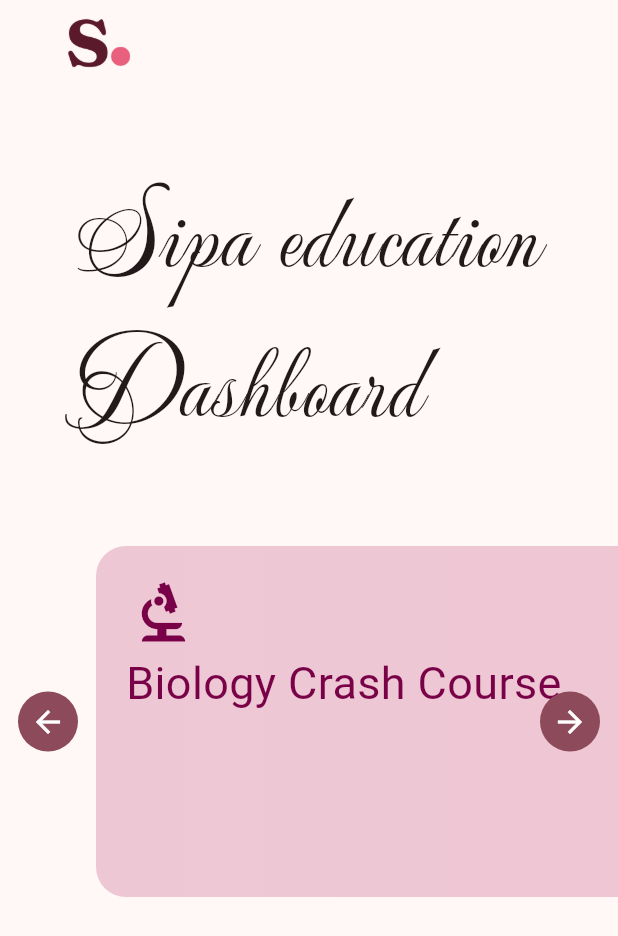
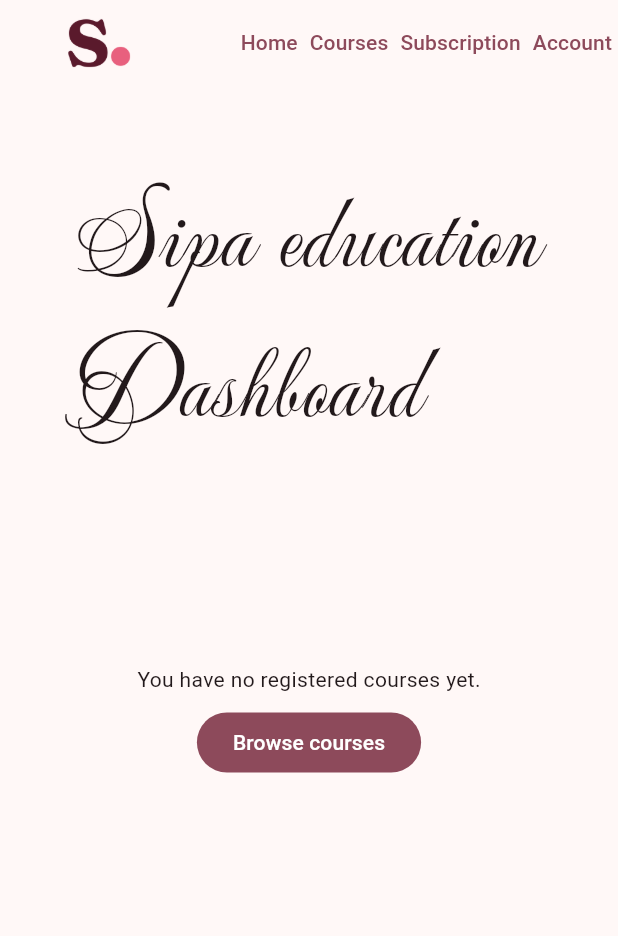
Before and after one commit to talha-asiff/sipa-education, a Flutter app: the screen it shows after launch, on a phone screen of 412 x 824 dp. Shown: the top 936 px of the screen. Run offline on Flutter 3.47's test engine with Material 3 defaults, Android fonts, the phone set to English and light mode, and no system bars.

Commit message:
course registeration

```diff
--- /dev/null
+++ b/sipa_education/lib/app_navigation_actions.dart
@@ -0,0 +1,32 @@
+import 'package:flutter/material.dart';
+
+class AppNavigationActions extends StatelessWidget {
+  const AppNavigationActions({super.key});
+
+  static const _actions = [
+    (label: 'Home', route: '/'),
+    (label: 'Courses', route: '/courses'),
+    (label: 'Subscription', route: '/subscription'),
+    (label: 'Account', route: '/account'),
+  ];
+
+  @override
+  Widget build(BuildContext context) {
+    return Row(
+      mainAxisSize: MainAxisSize.min,
+      children: _actions.map((action) {
+        return TextButton(
+          onPressed: () {
+            Navigator.of(context).pushReplacementNamed(action.route);
+          },
+          style: TextButton.styleFrom(
+            minimumSize: const Size(0, 40),
+            padding: const EdgeInsets.symmetric(horizontal: 4),
+            tapTargetSize: MaterialTapTargetSize.shrinkWrap,
+          ),
+          child: Text(action.label),
+        );
+      }).toList(),
+    );
+  }
+}
--- a/sipa_education/lib/logic.dart
+++ b/sipa_education/lib/logic.dart
@@ -1,8 +1,13 @@
 import 'package:flutter/material.dart';
 
-const Map<String, ({String title, IconData icon})> courseList = {
+typedef Course = ({String title, IconData icon});
+
+const Map<String, Course> availableCourses = {
   'biology': (title: 'Biology Crash Course', icon: Icons.biotech),
   'chemistry': (title: 'Chemistry Crash Course', icon: Icons.science),
   'physics': (title: 'Physics Crash Course', icon: Icons.rocket_launch),
   'mathematics': (title: 'Mathematics Crash Course', icon: Icons.calculate),
 };
+
+final ValueNotifier<Map<String, Course>> registeredCourses =
+    ValueNotifier({});
--- a/sipa_education/lib/main.dart
+++ b/sipa_education/lib/main.dart
@@ -1,7 +1,11 @@
 import 'package:flutter/material.dart';
 import 'package:flutter/rendering.dart';
 
+import 'account_page.dart';
+import 'app_navigation_actions.dart';
+import 'courses_page.dart';
 import 'logic.dart';
+import 'subscription_page.dart';
 
 void main() {
   runApp(const MyApp());
@@ -12,13 +16,21 @@ class MyApp extends StatelessWidget {
   @override
   Widget build(BuildContext context) {
     return MaterialApp(
+      debugShowCheckedModeBanner: false,
       title: 'Sipa education',
       theme: ThemeData(
         colorScheme: ColorScheme.fromSeed(
           seedColor: const Color.fromARGB(255, 243, 13, 116),
         ),
       ),
-      home: const MyHomePage(title: 'Sipa education | Dashboard'),
+      initialRoute: '/',
+      routes: {
+        '/': (context) =>
+            const MyHomePage(title: 'Sipa education | Dashboard'),
+        '/courses': (context) => const CoursesPage(),
+        '/subscription': (context) => const SubscriptionPage(),
+        '/account': (context) => const AccountPage(),
+      },
     );
   }
 }
@@ -65,6 +77,7 @@ class _MyHomePageState extends State<MyHomePage> {
           width: 100,
           height: 100,
         ),
+        actions: const [AppNavigationActions()],
       ),
       body: ListView(
         scrollDirection: Axis.vertical,
@@ -80,7 +93,32 @@ class _MyHomePageState extends State<MyHomePage> {
               ),
             ),
           ),
-          SizedBox(
+          ValueListenableBuilder<Map<String, Course>>(
+            valueListenable: registeredCourses,
+            builder: (context, courses, _) {
+              if (courses.isEmpty) {
+                return SizedBox(
+                  height: 250,
+                  child: Center(
+                    child: Column(
+                      mainAxisSize: MainAxisSize.min,
+                      children: [
+                        const Text('You have no registered courses yet.'),
+                        const SizedBox(height: 8),
+                        FilledButton(
+                          onPressed: () {
+                            Navigator.of(context).pushNamed('/courses');
+                          },
+                          child: const Text('Browse courses'),
+                        ),
+                      ],
+                    ),
+                  ),
+                );
+              }
+
+              final registeredCourseList = courses.values.toList();
+              return SizedBox(
                 width: MediaQuery.of(context).size.width,
                 height: 250,
                 child: Stack(
@@ -90,9 +128,9 @@ class _MyHomePageState extends State<MyHomePage> {
                       controller: _courseScrollController,
                       padding: const EdgeInsets.symmetric(horizontal: 56),
                       scrollDirection: Axis.horizontal,
-                  itemCount: courseList.length,
+                      itemCount: registeredCourseList.length,
                       itemBuilder: (context, index) {
-                    final course = courseList.values.elementAt(index);
+                        final course = registeredCourseList[index];
                         return Padding(
                           padding: const EdgeInsets.all(8.0),
                           child: Container(
@@ -115,7 +153,12 @@ class _MyHomePageState extends State<MyHomePage> {
                                 children: [
                                   Icon(
                                     course.icon,
-                                color: const Color.fromARGB(255, 120, 1, 71),
+                                    color: const Color.fromARGB(
+                                      255,
+                                      120,
+                                      1,
+                                      71,
+                                    ),
                                     size: 50,
                                   ),
                                   Text(
@@ -150,6 +193,8 @@ class _MyHomePageState extends State<MyHomePage> {
                     ),
                   ],
                 ),
+              );
+            },
           ),
         ],
       ),
```
Also changed, not shown: sipa_education/lib/account_page.dart (added, +18 -0 lines), sipa_education/lib/courses_page.dart (added, +50 -0 lines), sipa_education/lib/subscription_page.dart (added, +18 -0 lines), 1 other file. Lines whose indentation alone changed are shown as unchanged.
